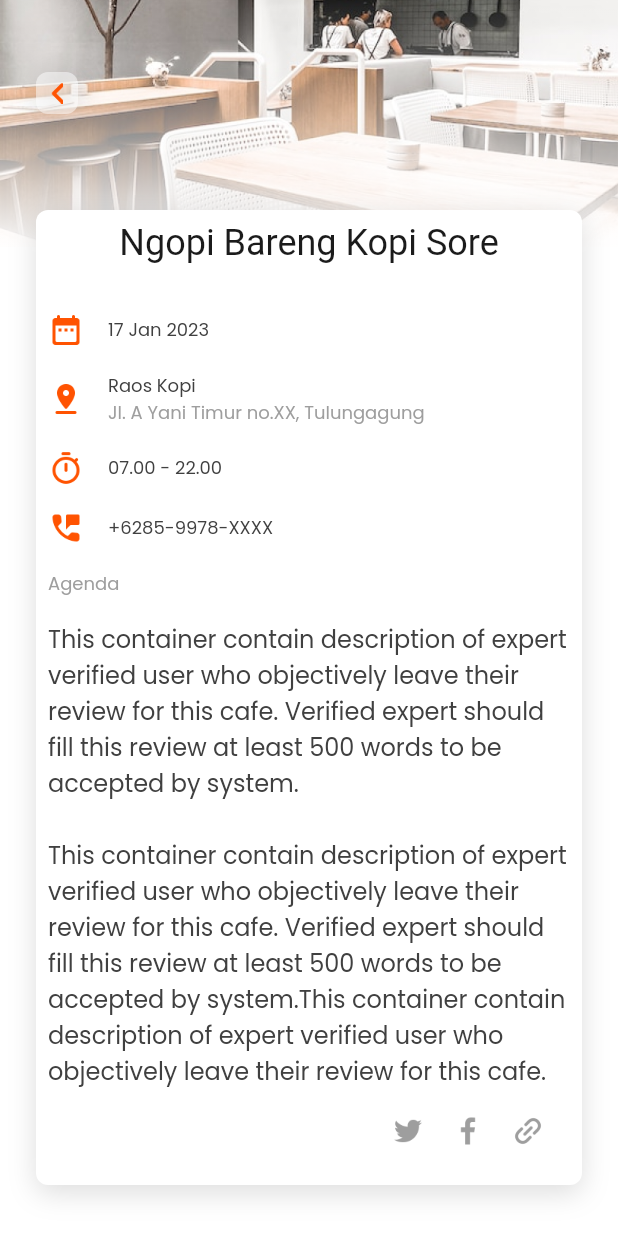
After one commit to raeiverse/haus_kafein, a Flutter app: the magazine_Event_Article_Page screen opened by its route, on a phone screen of 412 x 824 dp. The commit adds this screen. Run offline on Flutter 3.47's test engine with Material 2 defaults, Android fonts, the phone set to English and light mode, and no system bars; our stand-ins replace carousel_slider, google_fonts; Roboto replaces fonts that are missing (ClashDisplay-SemiBold).

Commit message:
UPDATED 16/07/2023
last update for while, stuck on api and still learning

```diff
--- a/lib/main.dart
+++ b/lib/main.dart
@@ -2,6 +2,8 @@ import 'package:flutter/material.dart';
 import 'package:haus_kafein/pages/menus/cafe_page.dart';
 import 'package:haus_kafein/pages/menus/cafe_profile_page.dart';
 import 'package:haus_kafein/pages/menus/home_page.dart';
+import 'package:haus_kafein/pages/menus/magazine_event_article_page.dart';
+import 'package:haus_kafein/pages/menus/magazine_news_page.dart';
 import 'package:haus_kafein/pages/menus/magazine_page.dart';
 import 'package:haus_kafein/pages/menus/filter_page.dart';
 import 'package:haus_kafein/pages/menus/recipe_page.dart';
@@ -28,6 +30,9 @@ class MyApp extends StatelessWidget {
         '/filter_Page': (context) => filter_Page(),
         '/cafe_Profile_Page': (context) => cafe_Profile_Page(),
         '/magazine_Event_Page': (context) => magazine_Event_Page(),
+        '/magazine_Event_Article_Page': (context) =>
+            magazine_Event_Article_Page(),
+        '/magazine_News_Page': (context) => magazine_News_Page(),
       },
     );
   }
--- /dev/null
+++ b/lib/pages/menus/magazine_event_article_page.dart
@@ -0,0 +1,36 @@
+import 'package:flutter/material.dart';
+import 'package:haus_kafein/pages/widgets/article_event_card.dart';
+import 'package:haus_kafein/pages/widgets/back_Button.dart';
+import 'package:haus_kafein/pages/widgets/liniear_Background_Images.dart';
+import 'package:haus_kafein/theme.dart';
+
+class magazine_Event_Article_Page extends StatelessWidget {
+  const magazine_Event_Article_Page({super.key});
+
+  @override
+  Widget build(BuildContext context) {
+    return Scaffold(
+      backgroundColor: background_Colors,
+      body: ListView(
+        padding: EdgeInsets.zero,
+        scrollDirection: Axis.vertical,
+        children: [
+          Stack(
+            children: [
+              liniear_Background_Image(),
+              Column(
+                crossAxisAlignment: CrossAxisAlignment.start,
+                children: [
+                  SizedBox(height: margin_Screen_Vertical * 2),
+                  back_Button(),
+                  SizedBox(height: margin_Screen_Vertical * 2),
+                  article_Event_Card(),
+                ],
+              )
+            ],
+          ),
+        ],
+      ),
+    );
+  }
+}
--- /dev/null
+++ b/lib/pages/menus/magazine_news_article_page.dart
@@ -0,0 +1,12 @@
+import 'package:flutter/material.dart';
+
+class magazine_News_Article_Page extends StatelessWidget {
+  const magazine_News_Article_Page({super.key});
+
+  @override
+  Widget build(BuildContext context) {
+    return Container(
+
+    );
+  }
+}
--- a/lib/pages/menus/magazine_news_page.dart
+++ b/lib/pages/menus/magazine_news_page.dart
@@ -5,8 +5,8 @@ import '../widgets/back_Button.dart';
 import '../widgets/liniear_Background_Images.dart';
 import '../widgets/magazine_card.dart';
 
-class magazine_News_Card extends StatelessWidget {
-  const magazine_News_Card({super.key});
+class magazine_News_Page extends StatelessWidget {
+  const magazine_News_Page({super.key});
 
   @override
   Widget build(BuildContext context) {
--- a/lib/pages/menus/magazine_page.dart
+++ b/lib/pages/menus/magazine_page.dart
@@ -117,12 +117,17 @@ class magazine_Page extends StatelessWidget {
                       mainAxisAlignment: MainAxisAlignment.spaceBetween,
                       children: [
                         Text(
-                          "News",
+                          "Upcoming Event",
                           style: textstyle_Title_CLash_L.copyWith(
                             color: neutral_100,
                           ),
                         ),
-                        Row(
+                        InkWell(
+                          onTap: () {
+                            Navigator.pushNamed(
+                                context, '/magazine_Event_Page');
+                          },
+                          child: Row(
                             children: [
                               Text(
                                 "see more",
@@ -139,6 +144,7 @@ class magazine_Page extends StatelessWidget {
                                 fit: BoxFit.contain,
                               ),
                             ],
+                          ),
                         ),
                       ],
                     ),
@@ -169,7 +175,11 @@ class magazine_Page extends StatelessWidget {
                             color: neutral_100,
                           ),
                         ),
-                        Row(
+                        InkWell(
+                          onTap: () {
+                            Navigator.pushNamed(context, '/magazine_News_Page');
+                          },
+                          child: Row(
                             children: [
                               Text(
                                 "see more",
@@ -186,6 +196,7 @@ class magazine_Page extends StatelessWidget {
                                 fit: BoxFit.contain,
                               ),
                             ],
+                          ),
                         ),
                       ],
                     ),
--- /dev/null
+++ b/lib/pages/widgets/article_event_card.dart
@@ -0,0 +1,170 @@
+import 'package:flutter/material.dart';
+import 'package:haus_kafein/theme.dart';
+
+class article_Event_Card extends StatelessWidget {
+  const article_Event_Card({super.key});
+
+  @override
+  Widget build(BuildContext context) {
+    return Container(
+      margin: EdgeInsets.symmetric(
+        horizontal: margin_Screen_Horizontal,
+        vertical: margin_Screen_Vertical,
+      ),
+      width: MediaQuery.of(context).size.width,
+      decoration: BoxDecoration(
+        color: neutral_10,
+        borderRadius: BorderRadius.circular(borderRadius_Card),
+        boxShadow: [
+          BoxShadow(
+            color: neutral_100.withOpacity(0.15),
+            offset: Offset(0, 5),
+            blurRadius: 15,
+          ),
+        ],
+        // gradient: LinearGradient(
+        //   begin: Alignment(0, 0),
+        //   end: Alignment(0, 1),
+        //   colors: [
+        //     neutral_10.withOpacity(0),
+        //     neutral_10,
+        //   ],
+        // ),
+      ),
+      child: Padding(
+        padding: const EdgeInsets.all(8.0),
+        child: Column(
+          crossAxisAlignment: CrossAxisAlignment.start,
+          children: [
+            Center(
+              child: Text(
+                'Ngopi Bareng Kopi Sore',
+                style: textstyle_Title_CLash_L.copyWith(
+                  color: neutral_100,
+                ),
+                maxLines: 1,
+                overflow: TextOverflow.ellipsis,
+              ),
+            ),
+            SizedBox(height: margin_Items_Vertical * 2),
+            Row(
+              children: [
+                Image.asset(
+                  'assets/icons/icons_calendar.png',
+                  width: 24,
+                ),
+                SizedBox(width: margin_Items_Horizontal),
+                Text(
+                  '17 Jan 2023',
+                  style: textstyle_Body_Regular.copyWith(
+                    color: neutral_90,
+                  ),
+                ),
+              ],
+            ),
+            SizedBox(height: margin_Items_Vertical),
+            Row(
+              children: [
+                Image.asset(
+                  'assets/icons/icons_location.png',
+                  width: 24,
+                ),
+                SizedBox(width: margin_Items_Horizontal),
+                Column(
+                  crossAxisAlignment: CrossAxisAlignment.start,
+                  children: [
+                    Text(
+                      'Raos Kopi',
+                      style: textstyle_Body_Regular.copyWith(
+                        color: neutral_90,
+                      ),
+                      maxLines: 1,
+                      overflow: TextOverflow.ellipsis,
+                    ),
+                    Text(
+                      'Jl. A Yani Timur no.XX, Tulungagung',
+                      style: textstyle_Body_Regular.copyWith(
+                        color: neutral_60,
+                      ),
+                      maxLines: 1,
+                      overflow: TextOverflow.ellipsis,
+                    ),
+                  ],
+                ),
+              ],
+            ),
+            SizedBox(height: margin_Items_Vertical),
+            Row(
+              children: [
+                Image.asset(
+                  'assets/icons/icons_time.png',
+                  width: 24,
+                ),
+                SizedBox(width: margin_Items_Horizontal),
+                Text(
+                  '07.00' + ' - ' + '22.00',
+                  style: textstyle_Body_Regular.copyWith(
+                    color: neutral_90,
+                  ),
+                ),
+              ],
+            ),
+            SizedBox(height: margin_Items_Vertical),
+            Row(
+              children: [
+                Image.asset(
+                  'assets/icons/icons_phone.png',
+                  width: 24,
+                ),
+                SizedBox(width: margin_Items_Horizontal),
+                Text(
+                  '+6285-9978-XXXX',
+                  style: textstyle_Body_Regular.copyWith(
+                    color: neutral_90,
+                  ),
+                ),
+              ],
+            ),
+            SizedBox(height: margin_Items_Vertical),
+            Text(
+              'Agenda',
+              style: textstyle_Body_Regular.copyWith(
+                color: neutral_60,
+              ),
+            ),
+            SizedBox(height: margin_Items_Vertical),
+            Text(
+              'This container contain description of expert verified user who objectively leave their review for this cafe. Verified expert should fill this review at least 500 words to be accepted by system.\n\nThis container contain description of expert verified user who objectively leave their review for this cafe. Verified expert should fill this review at least 500 words to be accepted by system.This container contain description of expert verified user who objectively leave their review for this cafe.',
+              style: textstyle_Body_Regular.copyWith(
+                fontSize: 16,
+                color: neutral_90,
+              ),
+            ),
+            SizedBox(height: margin_Items_Vertical),
+            Row(
+              mainAxisAlignment: MainAxisAlignment.end,
+              children: [
+                Image.asset(
+                  'assets/icons/icons_twitter.png',
+                  width: 24,
+                ),
+                SizedBox(width: margin_Items_Horizontal),
+                Image.asset(
+                  'assets/icons/icons_facebook.png',
+                  width: 24,
+                ),
+                SizedBox(width: margin_Items_Horizontal),
+                Image.asset(
+                  'assets/icons/icons_copy_link.png',
+                  width: 24,
+                ),
+                SizedBox(width: margin_Items_Horizontal),
+              ],
+            ),
+            SizedBox(height: margin_Items_Vertical),
+          ],
+        ),
+      ),
+    );
+  }
+}
--- a/lib/pages/widgets/floating_search.dart
+++ b/lib/pages/widgets/floating_search.dart
@@ -19,6 +19,13 @@ class _floating_Search_ButtonState extends State<floating_Search_Button> {
       width: MediaQuery.of(context).size.width / 2,
       decoration: BoxDecoration(
         color: transparant_Colors,
+        borderRadius: BorderRadius.circular(borderRadius_Fullsize_Button),
+        boxShadow: [
+          BoxShadow(
+            color: neutral_10.withOpacity(0.5),
+            blurRadius: 4.0,
+          ),
+        ],
       ),
       child: Padding(
         padding: EdgeInsets.all(padding_Items_Horizontal / 3),
--- a/lib/pages/widgets/magazine_card.dart
+++ b/lib/pages/widgets/magazine_card.dart
@@ -7,7 +7,11 @@ class magazine_Card extends StatelessWidget {
 
   @override
   Widget build(BuildContext context) {
-    return Container(
+    return InkWell(
+      onTap: () {
+        Navigator.pushNamed(context, '/magazine_Event_Article_Page');
+      },
+      child: Container(
         width: MediaQuery.of(context).size.width,
         height: MediaQuery.of(context).size.height / 3.4,
         margin: EdgeInsets.symmetric(
@@ -93,6 +97,7 @@ class magazine_Card extends StatelessWidget {
             SizedBox(height: padding_Items_Vertical),
           ],
         ),
+      ),
     );
   }
 }
--- a/lib/pages/widgets/team_review_card.dart
+++ b/lib/pages/widgets/team_review_card.dart
@@ -18,7 +18,10 @@ class team_Review_Card extends StatelessWidget {
         boxShadow: [
           BoxShadow(
             color: neutral_100.withOpacity(0.15),
-            offset: Offset(0, 5),
+            offset: Offset(
+              0,
+              5,
+            ),
             blurRadius: 15,
           ),
         ],
--- a/lib/pages/widgets/todays_card.dart
+++ b/lib/pages/widgets/todays_card.dart
@@ -14,14 +14,14 @@ class todays_Card extends StatelessWidget {
         transform: Matrix4.translationValues(
             -MediaQuery.of(context).size.width / 6.8, 0, 0),
         decoration: BoxDecoration(
-          boxShadow: [
-            BoxShadow(
-              color: neutral_100.withOpacity(0.15),
-              offset: Offset(0, 5),
-              blurRadius: 15,
+            // boxShadow: [
+            //   BoxShadow(
+            //     color: neutral_100.withOpacity(0.15),
+            //     offset: Offset(0, 5),
+            //     blurRadius: 15,
+            //   ),
+            // ],
             ),
-          ],
-        ),
         child: Padding(
           padding: EdgeInsets.all(padding_Items_Horizontal),
           child: ClipRRect(
--- a/lib/pages/widgets/upcoming_card.dart
+++ b/lib/pages/widgets/upcoming_card.dart
@@ -11,14 +11,14 @@ class upcoming_Event_Card extends StatelessWidget {
       width: MediaQuery.of(context).size.width / 1.6,
       height: MediaQuery.of(context).size.height / 4.5,
       decoration: BoxDecoration(
-        boxShadow: [
-          BoxShadow(
-            color: neutral_100.withOpacity(0.15),
-            offset: Offset(0, 5),
-            blurRadius: 15,
+          // boxShadow: [
+          //   BoxShadow(
+          //     color: neutral_100.withOpacity(0.15),
+          //     offset: Offset(0, 5),
+          //     blurRadius: 15,
+          //   ),
+          // ],
           ),
-        ],
-      ),
       child: Padding(
         padding: EdgeInsets.all(padding_Items_Vertical),
         child: Stack(
@@ -71,13 +71,6 @@ class upcoming_Event_Card extends StatelessWidget {
                   borderRadius: BorderRadius.vertical(
                     bottom: Radius.circular(borderRadius_Card),
                   ),
-                  boxShadow: [
-                    BoxShadow(
-                      color: neutral_100.withOpacity(0.6),
-                      blurRadius: 20,
-                      blurStyle: BlurStyle.solid,
-                    ),
-                  ],
                 ),
               ),
             ),
--- a/pubspec.yaml
+++ b/pubspec.yaml
@@ -51,6 +51,7 @@ dev_dependencies:
   # package. See that file for information about deactivating specific lint
   # rules and activating additional ones.
   flutter_lints: ^2.0.0
+  change_app_package_name: ^1.1.0
 
 # For information on the generic Dart part of this file, see the
 # following page: https://dart.dev/tools/pub/pubspec
```
Also changed, not shown: pubspec.lock, 5 other files. Lines whose indentation alone changed are shown as unchanged.
